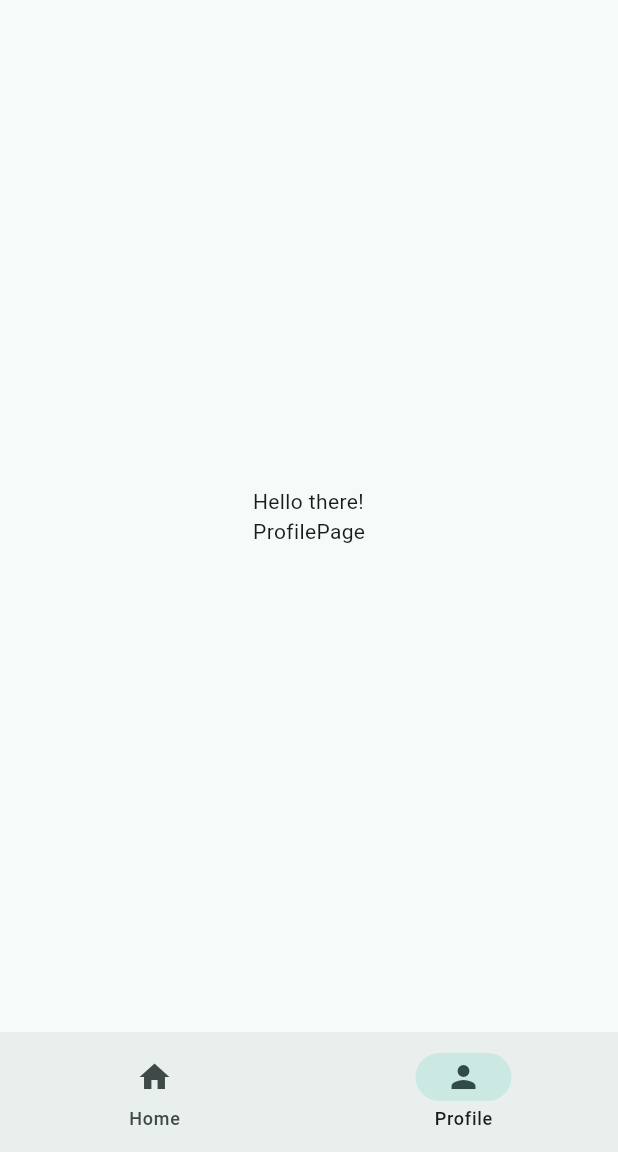
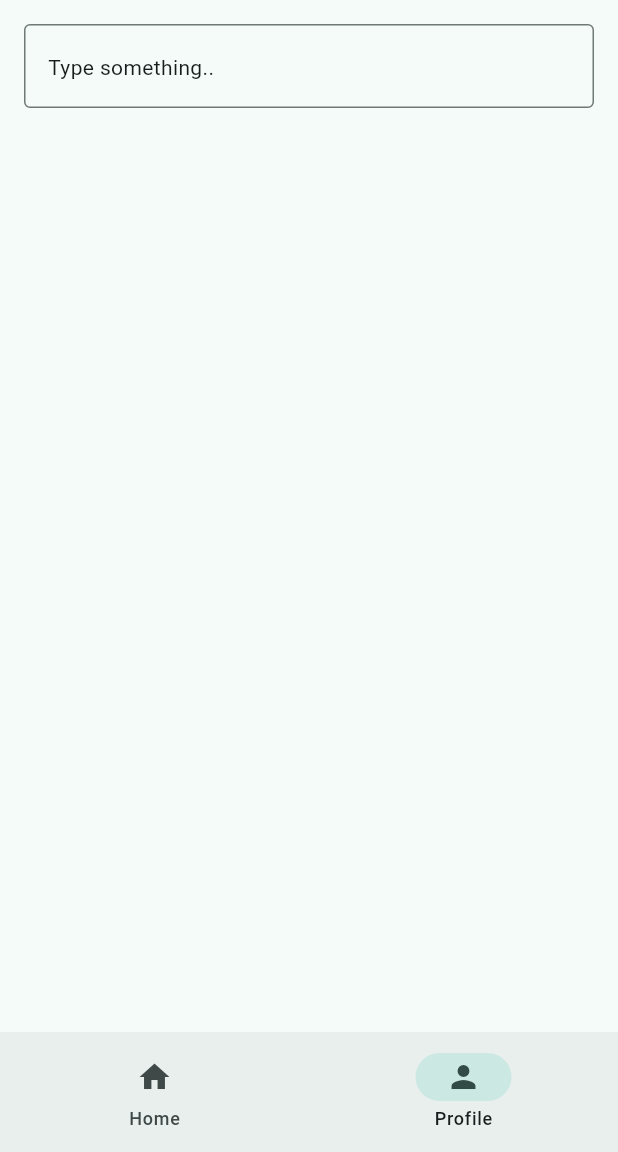
Before and after one commit to Danny-Py5/flutter-tutorial-sept-15-2025-monday-1-53pm, a Flutter app: the screen it shows after launch, item 2 of the bottom bar chosen, on a phone screen of 412 x 824 dp, the part 84-1236 px from its top. Run offline on Flutter 3.47's test engine with Material 3 defaults, Android fonts, the phone set to English and light mode, and no system bars.

Commit message:
Text field

```diff
--- a/lib/views/pages/profile_page.dart
+++ b/lib/views/pages/profile_page.dart
@@ -1,10 +1,35 @@
 import 'package:flutter/material.dart';
 
-class ProfilePage extends StatelessWidget {
+class ProfilePage extends StatefulWidget {
   const ProfilePage({super.key});
 
   @override
+  State<ProfilePage> createState() => _ProfilePageState();
+}
+
+class _ProfilePageState extends State<ProfilePage> {
+  TextEditingController controller = TextEditingController();
+  @override
   Widget build(BuildContext context) {
-    return Center(child: Text("Hello there!\nProfilePage"));
+    return Padding(
+      padding: const EdgeInsets.all(16.0),
+      child: Column(
+        mainAxisAlignment: MainAxisAlignment.start,
+        children: [
+          TextField(
+            autocorrect: true,
+            controller: controller,
+            decoration: InputDecoration(
+              border: OutlineInputBorder(),
+              hint: Text("Type something.."),
+            ),
+            onEditingComplete: () {
+              setState(() {});
+            },
+          ),
+          Text(controller.text),
+        ],
+      ),
+    );
   }
 }
--- a/lib/views/widget_tree.dart
+++ b/lib/views/widget_tree.dart
@@ -39,7 +39,8 @@ class WidgetTree extends StatelessWidget {
           return myPages.elementAt(value);
         },
       ),
-      drawer: Drawer(
+      drawer: SafeArea(
+        child: Drawer(
           child: Column(
             children: [
               DrawerHeader(child: Text('Options')),
@@ -52,6 +53,7 @@ class WidgetTree extends StatelessWidget {
             ],
           ),
         ),
+      ),
 
       bottomNavigationBar: const BottomTabWidget(),
     );
```
Lines whose indentation alone changed are shown as unchanged.
